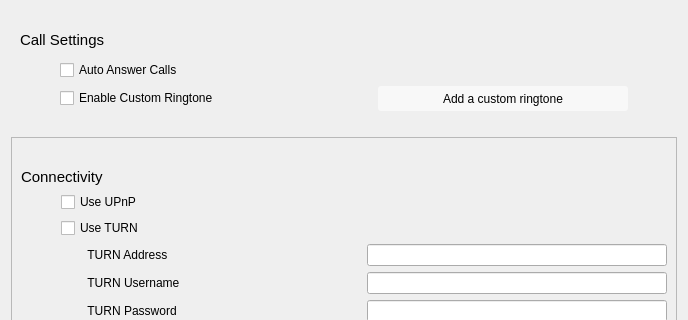
Before: the Qt Designer form advancedsipsettingwidget.ui in savoirfairelinux/jami-client-windows, drawn with Qt 5; both pictures show x 0 to 688 and y 0 to 320 of the 688 by 1273 pixel window.
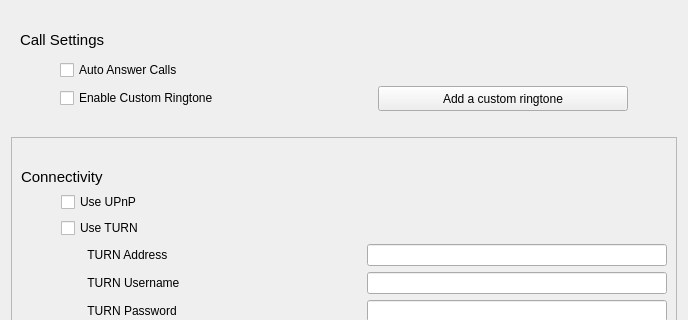
After: the same form once the commit is applied. Icons and pictures are not drawn.

The edit to the form file:
```diff
--- a/advancedsipsettingwidget.ui
+++ b/advancedsipsettingwidget.ui
@@ -13,15 +13,9 @@
   <property name="windowTitle">
    <string>Form</string>
   </property>
-  <property name="styleSheet">
-   <string notr="true"/>
-  </property>
   <layout class="QVBoxLayout" name="verticalLayout">
    <item>
     <widget class="QFrame" name="SIPCallSettings">
-     <property name="styleSheet">
-      <string notr="true"/>
-     </property>
      <layout class="QVBoxLayout" name="verticalLayout_2">
       <property name="topMargin">
        <number>20</number>
@@ -94,9 +88,6 @@
               <pointsize>9</pointsize>
              </font>
             </property>
-            <property name="styleSheet">
-             <string notr="true">background: rgb(248, 248, 248); border-radius: 3px;</string>
-            </property>
             <property name="text">
              <string>Add a custom ringtone</string>
             </property>
```
Left out of the diff: 18 changed lines with no effect on the pictures.
